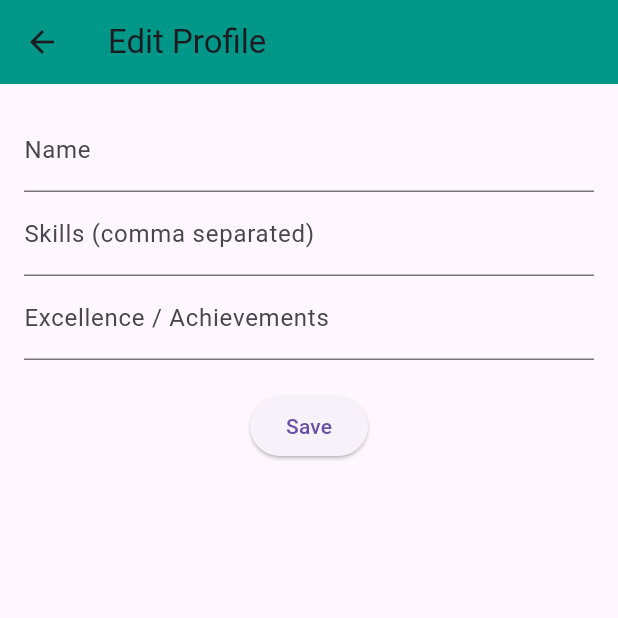
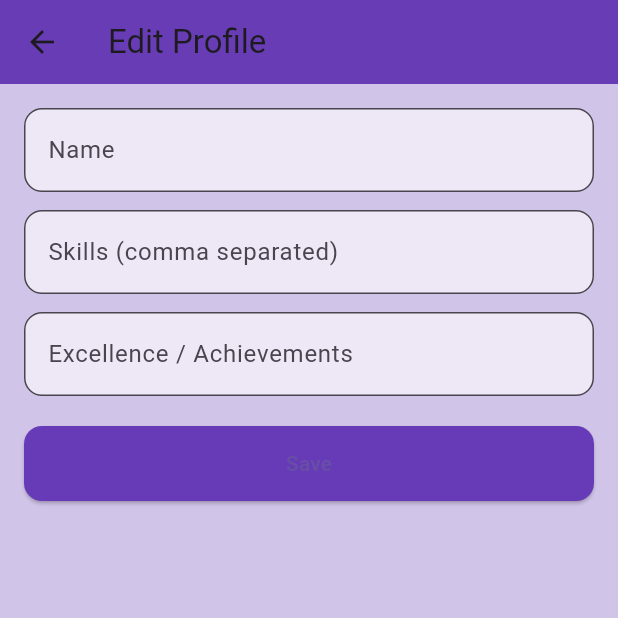
Before and after one commit to Tamizh-code/Spacyn, a Flutter app: the StudMediaHomePage screen opened directly with empty values, after a tap on "Create Your Profile", on a phone screen of 412 x 824 dp, the top half of it. Run offline on Flutter 3.47's test engine with Material 3 defaults, Android fonts, the phone set to English and light mode, and no system bars.

Commit message:
i change error of {

```diff
--- a/lib/pages/post_page.dart
+++ b/lib/pages/post_page.dart
@@ -74,9 +74,14 @@ class _PostPageState extends State<PostPage> {
             child: Column(
               crossAxisAlignment: CrossAxisAlignment.start,
               children: [
-                Image.network(post.imageUrl, fit: BoxFit.cover,
-                  errorBuilder: (context, error, stackTrace) =>
-                      Container(height: 200, color: Colors.grey[300], child: Center(child: Text("Invalid Image URL"))),
+                Image.network(
+                  post.imageUrl,
+                  fit: BoxFit.cover,
+                  errorBuilder: (context, error, stackTrace) => Container(
+                    height: 200,
+                    color: Colors.grey[300],
+                    child: Center(child: Text("Invalid Image URL")),
+                  ),
                 ),
                 Padding(
                   padding: const EdgeInsets.all(8.0),
@@ -93,3 +98,4 @@ class _PostPageState extends State<PostPage> {
       ),
     );
   }
+} // <-- This closing brace was missing
--- a/lib/pages/stud_media_page.dart
+++ b/lib/pages/stud_media_page.dart
@@ -11,7 +11,6 @@ class StudMediaHomePage extends StatefulWidget {
 }
 
 class _StudMediaHomePageState extends State<StudMediaHomePage> {
-  // List of all profiles
   List<StudentProfile> profiles = [
     StudentProfile(
       email: "alice@example.com",
@@ -27,7 +26,6 @@ class _StudMediaHomePageState extends State<StudMediaHomePage> {
     ),
   ];
 
-  // Helper: Check if current user already has a profile
   StudentProfile? getCurrentUserProfile() {
     try {
       return profiles.firstWhere((p) => p.email == widget.userEmail);
@@ -41,15 +39,19 @@ class _StudMediaHomePageState extends State<StudMediaHomePage> {
     final currentUserProfile = getCurrentUserProfile();
 
     return Scaffold(
+      backgroundColor: Colors.deepPurple.shade100,
       appBar: AppBar(
         title: const Text("Stud Media"),
-        backgroundColor: Colors.teal,
+        backgroundColor: Colors.deepPurple,
+        elevation: 4,
+        shape: const RoundedRectangleBorder(
+          borderRadius: BorderRadius.vertical(bottom: Radius.circular(20)),
+        ),
       ),
       body: Padding(
         padding: const EdgeInsets.all(12),
         child: Column(
           children: [
-            // 🔹 If user has no profile, show "Create Profile" button
             if (currentUserProfile == null)
               ElevatedButton.icon(
                 onPressed: () {
@@ -75,13 +77,15 @@ class _StudMediaHomePageState extends State<StudMediaHomePage> {
                 icon: const Icon(Icons.add),
                 label: const Text("Create Your Profile"),
                 style: ElevatedButton.styleFrom(
-                  backgroundColor: Colors.teal,
+                  backgroundColor: Colors.deepPurple,
+                  foregroundColor: Colors.white,
                   minimumSize: const Size(double.infinity, 50),
+                  shape: RoundedRectangleBorder(
+                      borderRadius: BorderRadius.circular(12)),
+                  elevation: 4,
                 ),
               ),
             const SizedBox(height: 12),
-
-            // 🔹 Display all profiles
             Expanded(
               child: ListView.builder(
                 itemCount: profiles.length,
@@ -96,8 +100,10 @@ class _StudMediaHomePageState extends State<StudMediaHomePage> {
                         Positioned(
                           top: 8,
                           right: 8,
+                          child: CircleAvatar(
+                            backgroundColor: Colors.deepPurple,
                             child: IconButton(
-                            icon: const Icon(Icons.edit, color: Colors.teal),
+                              icon: const Icon(Icons.edit, color: Colors.white),
                               onPressed: () {
                                 Navigator.push(
                                   context,
@@ -115,6 +121,7 @@ class _StudMediaHomePageState extends State<StudMediaHomePage> {
                               },
                             ),
                           ),
+                        ),
                     ],
                   );
                 },
@@ -129,7 +136,7 @@ class _StudMediaHomePageState extends State<StudMediaHomePage> {
 
 // -------------------- Student Profile Model --------------------
 class StudentProfile {
-  String email; // unique for each user
+  String email;
   String name;
   List<String> skills;
   String excellence;
@@ -150,9 +157,11 @@ class StudentProfileCard extends StatelessWidget {
   @override
   Widget build(BuildContext context) {
     return Card(
-      elevation: 5,
-      shape: RoundedRectangleBorder(borderRadius: BorderRadius.circular(16)),
+      elevation: 6,
+      shadowColor: Colors.deepPurple.shade200,
+      shape: RoundedRectangleBorder(borderRadius: BorderRadius.circular(20)),
       margin: const EdgeInsets.symmetric(vertical: 8),
+      color: Colors.deepPurple.shade50,
       child: Padding(
         padding: const EdgeInsets.all(16),
         child: Column(crossAxisAlignment: CrossAxisAlignment.start, children: [
@@ -160,13 +169,18 @@ class StudentProfileCard extends StatelessWidget {
             children: [
               CircleAvatar(
                 radius: 30,
-                backgroundColor: Colors.teal.shade200,
-                child: Text(profile.name.isNotEmpty ? profile.name[0] : "?",
-                    style: const TextStyle(fontSize: 24, color: Colors.white)),
+                backgroundColor: Colors.deepPurple.shade300,
+                child: Text(
+                  profile.name.isNotEmpty ? profile.name[0] : "?",
+                  style: const TextStyle(fontSize: 24, color: Colors.white),
+                ),
               ),
               const SizedBox(width: 16),
-              Text(profile.name.isNotEmpty ? profile.name : "No Name",
-                  style: const TextStyle(fontSize: 20, fontWeight: FontWeight.bold)),
+              Text(
+                profile.name.isNotEmpty ? profile.name : "No Name",
+                style: const TextStyle(
+                    fontSize: 20, fontWeight: FontWeight.bold, color: Colors.deepPurple),
+              ),
             ],
           ),
           const SizedBox(height: 12),
@@ -174,7 +188,10 @@ class StudentProfileCard extends StatelessWidget {
             spacing: 8,
             children: profile.skills
                 .map((skill) => Chip(
-                label: Text(skill), backgroundColor: Colors.teal.shade50))
+              label: Text(skill),
+              backgroundColor: Colors.deepPurple.shade100,
+              labelStyle: const TextStyle(color: Colors.deepPurple),
+            ))
                 .toList(),
           ),
           const SizedBox(height: 12),
@@ -183,9 +200,15 @@ class StudentProfileCard extends StatelessWidget {
               const Icon(Icons.star, color: Colors.amber),
               const SizedBox(width: 6),
               Expanded(
-                child: Text(profile.excellence.isNotEmpty ? profile.excellence : "No achievements",
-                    style:
-                    const TextStyle(fontSize: 14, fontWeight: FontWeight.w500)),
+                child: Text(
+                  profile.excellence.isNotEmpty
+                      ? profile.excellence
+                      : "No achievements",
+                  style: const TextStyle(
+                      fontSize: 14,
+                      fontWeight: FontWeight.w500,
+                      color: Colors.deepPurple),
+                ),
               ),
             ],
           ),
@@ -217,7 +240,8 @@ class _EditProfilePageState extends State<EditProfilePage> {
     nameController = TextEditingController(text: widget.profile.name);
     skillsController =
         TextEditingController(text: widget.profile.skills.join(", "));
-    excellenceController = TextEditingController(text: widget.profile.excellence);
+    excellenceController =
+        TextEditingController(text: widget.profile.excellence);
   }
 
   @override
@@ -231,28 +255,66 @@ class _EditProfilePageState extends State<EditProfilePage> {
   @override
   Widget build(BuildContext context) {
     return Scaffold(
-      appBar: AppBar(title: const Text("Edit Profile"), backgroundColor: Colors.teal),
+      backgroundColor: Colors.deepPurple.shade100,
+      appBar: AppBar(
+          title: const Text("Edit Profile"),
+          backgroundColor: Colors.deepPurple,
+          elevation: 4),
       body: Padding(
         padding: const EdgeInsets.all(16),
         child: Column(
           children: [
-            TextField(controller: nameController, decoration: const InputDecoration(labelText: "Name")),
-            TextField(controller: skillsController, decoration: const InputDecoration(labelText: "Skills (comma separated)")),
-            TextField(controller: excellenceController, decoration: const InputDecoration(labelText: "Excellence / Achievements")),
+            TextField(
+              controller: nameController,
+              decoration: InputDecoration(
+                  labelText: "Name",
+                  filled: true,
+                  fillColor: Colors.deepPurple.shade50,
+                  border: OutlineInputBorder(
+                      borderRadius: BorderRadius.circular(12))),
+            ),
+            const SizedBox(height: 12),
+            TextField(
+              controller: skillsController,
+              decoration: InputDecoration(
+                  labelText: "Skills (comma separated)",
+                  filled: true,
+                  fillColor: Colors.deepPurple.shade50,
+                  border: OutlineInputBorder(
+                      borderRadius: BorderRadius.circular(12))),
+            ),
+            const SizedBox(height: 12),
+            TextField(
+              controller: excellenceController,
+              decoration: InputDecoration(
+                  labelText: "Excellence / Achievements",
+                  filled: true,
+                  fillColor: Colors.deepPurple.shade50,
+                  border: OutlineInputBorder(
+                      borderRadius: BorderRadius.circular(12))),
+            ),
             const SizedBox(height: 20),
             ElevatedButton(
               onPressed: () {
                 final updatedProfile = StudentProfile(
                   email: widget.profile.email,
                   name: nameController.text,
-                  skills: skillsController.text.split(",").map((s) => s.trim()).toList(),
+                  skills: skillsController.text
+                      .split(",")
+                      .map((s) => s.trim())
+                      .toList(),
                   excellence: excellenceController.text,
                 );
                 widget.onSave(updatedProfile);
                 Navigator.pop(context);
               },
+              style: ElevatedButton.styleFrom(
+                  backgroundColor: Colors.deepPurple,
+                  minimumSize: const Size(double.infinity, 50),
+                  shape: RoundedRectangleBorder(
+                      borderRadius: BorderRadius.circular(12))),
               child: const Text("Save"),
-            )
+            ),
           ],
         ),
       ),
```
Lines whose indentation alone changed are shown as unchanged.
